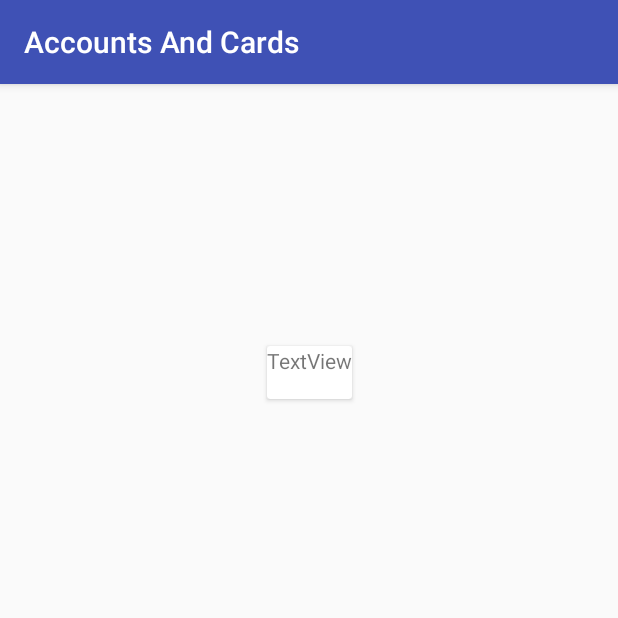
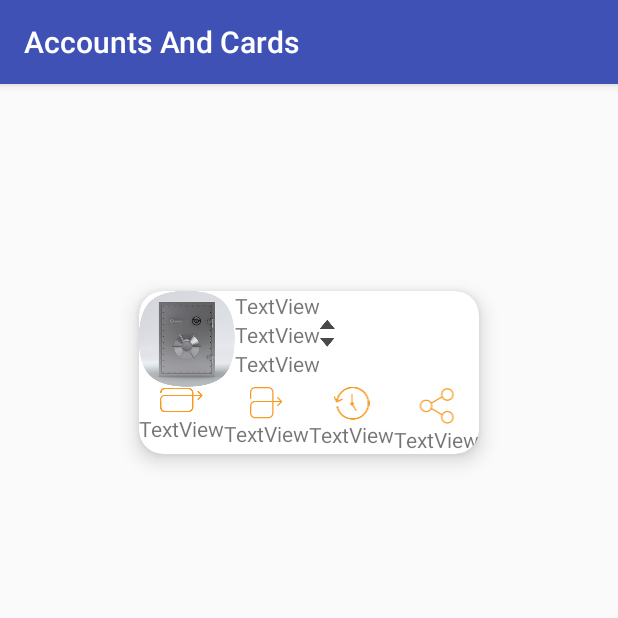
Before and after one commit to kostjagomel/Test-Accounts-And-Cards, an Android app: the fragment PlaceholderFragment shown on its own in the app's theme, on a phone screen of 412 x 824 dp, the top half of it. Run offline under Robolectric (Android 15) with nearby library versions, the phone set to English and light mode, and no system bars; 1 statement that could not run was skipped.

Commit message:
набросок карты

```diff
--- a/app/src/main/java/test/accountsandcards/fragments/PlaceholderFragment.java
+++ b/app/src/main/java/test/accountsandcards/fragments/PlaceholderFragment.java
@@ -30,7 +30,8 @@ public class PlaceholderFragment extends Fragment {
     public static PlaceholderFragment newInstance(int sectionNumber, Card card) {
         PlaceholderFragment fragment = new PlaceholderFragment();
         Bundle args = new Bundle();
-        args.putString(ARG_SECTION_NUMBER, "" + sectionNumber + card);
+        args.putString(ARG_SECTION_NUMBER, card.getCardTitle());
+//        args.putString(ARG_SECTION_NUMBER, "" + sectionNumber + card);
         fragment.setArguments(args);
         return fragment;
     }
@@ -39,8 +40,9 @@ public class PlaceholderFragment extends Fragment {
     public View onCreateView(LayoutInflater inflater, ViewGroup container,
                              Bundle savedInstanceState) {
         View rootView = inflater.inflate(R.layout.fragment_cards, container, false);
-        TextView textView = (TextView) rootView.findViewById(R.id.section_label);
-        textView.setText(getString(R.string.section_format) + getArguments().getString(ARG_SECTION_NUMBER));
+        TextView textView = (TextView) rootView.findViewById(R.id.cardTitleView);
+//        textView.setText(getString(R.string.section_format) + getArguments().getString(ARG_SECTION_NUMBER));
+        textView.setText(getArguments().getString(ARG_SECTION_NUMBER));
         return rootView;
     }
 }
--- /dev/null
+++ b/app/src/main/res/layout/card_layout.xml
@@ -0,0 +1,165 @@
+<?xml version="1.0" encoding="utf-8"?>
+<android.support.v7.widget.CardView xmlns:app="http://schemas.android.com/apk/res-auto"
+    xmlns:android="http://schemas.android.com/apk/res/android"
+    xmlns:tools="http://schemas.android.com/tools"
+    android:id="@+id/cardView"
+    android:layout_width="wrap_content"
+    android:layout_height="wrap_content"
+    android:layout_marginBottom="8dp"
+    android:layout_marginEnd="8dp"
+    android:layout_marginStart="8dp"
+    android:layout_marginTop="8dp"
+    app:cardCornerRadius="@dimen/fab_margin"
+    app:cardElevation="8dp"
+    app:layout_constraintBottom_toBottomOf="parent"
+    app:layout_constraintEnd_toEndOf="parent"
+    app:layout_constraintStart_toStartOf="parent"
+    app:layout_constraintTop_toTopOf="parent"
+    tools:showIn="@layout/fragment_cards">
+
+    <LinearLayout
+        android:layout_width="wrap_content"
+        android:layout_height="wrap_content"
+        android:orientation="vertical">
+
+        <LinearLayout
+            android:layout_width="wrap_content"
+            android:layout_height="wrap_content"
+            android:orientation="horizontal">
+
+            <ImageView
+                android:id="@+id/imageSafe"
+                android:layout_width="wrap_content"
+                android:layout_height="wrap_content"
+                android:contentDescription="TODO"
+                android:src="@drawable/im_safe" />
+
+            <LinearLayout
+                android:layout_width="wrap_content"
+                android:layout_height="wrap_content"
+                android:orientation="vertical">
+
+                <TextView
+                    android:id="@+id/cardTitleView"
+                    android:layout_width="wrap_content"
+                    android:layout_height="wrap_content"
+                    android:text="TextView" />
+
+                <LinearLayout
+                    android:layout_width="wrap_content"
+                    android:layout_height="wrap_content"
+                    android:orientation="horizontal">
+
+                    <TextView
+                        android:id="@+id/text_card_amount"
+                        android:layout_width="wrap_content"
+                        android:layout_height="wrap_content"
+                        android:layout_weight="1"
+                        android:text="TextView" />
+
+                    <ImageView
+                        android:id="@+id/imageChange"
+                        android:layout_width="wrap_content"
+                        android:layout_height="wrap_content"
+                        android:contentDescription="TODO"
+                        android:src="@drawable/ic_change" />
+
+                </LinearLayout>
+
+                <TextView
+                    android:id="@+id/text_card_account_type"
+                    android:layout_width="wrap_content"
+                    android:layout_height="wrap_content"
+                    android:text="TextView" />
+            </LinearLayout>
+        </LinearLayout>
+
+        <LinearLayout
+            android:layout_width="wrap_content"
+            android:layout_height="wrap_content"
+            android:orientation="horizontal">
+
+            <LinearLayout
+                android:layout_width="wrap_content"
+                android:layout_height="wrap_content"
+                android:orientation="vertical">
+
+                <ImageView
+                    android:id="@+id/image_pay_disable"
+                    android:layout_width="match_parent"
+                    android:layout_height="wrap_content"
+                    android:layout_weight="1"
+                    android:src="@drawable/ic_pay_disable" />
+
+                <TextView
+                    android:id="@+id/text_pay_disable"
+                    android:layout_width="match_parent"
+                    android:layout_height="wrap_content"
+                    android:layout_weight="1"
+                    android:text="@string/text_pay_disable" />
+            </LinearLayout>
+
+            <LinearLayout
+                android:layout_width="wrap_content"
+                android:layout_height="wrap_content"
+                android:orientation="vertical">
+
+                <ImageView
+                    android:id="@+id/image_transfer_disable"
+                    android:layout_width="match_parent"
+                    android:layout_height="wrap_content"
+                    android:layout_weight="1"
+                    android:src="@drawable/ic_transfer_disable" />
+
+                <TextView
+                    android:id="@+id/text_transfer_disable"
+                    android:layout_width="match_parent"
+                    android:layout_height="wrap_content"
+                    android:layout_weight="1"
+                    android:text="@string/text_transfer_disable" />
+            </LinearLayout>
+
+            <LinearLayout
+                android:layout_width="wrap_content"
+                android:layout_height="wrap_content"
+                android:orientation="vertical">
+
+                <ImageView
+                    android:id="@+id/image_statement"
+                    android:layout_width="match_parent"
+                    android:layout_height="wrap_content"
+                    android:layout_weight="1"
+                    android:src="@drawable/ic_statement" />
+
+                <TextView
+                    android:id="@+id/text_statement"
+                    android:layout_width="match_parent"
+                    android:layout_height="wrap_content"
+                    android:layout_weight="1"
+                    android:text="@string/text_statement" />
+            </LinearLayout>
+
+            <LinearLayout
+                android:layout_width="wrap_content"
+                android:layout_height="wrap_content"
+                android:orientation="vertical">
+
+                <ImageView
+                    android:id="@+id/image_share"
+                    android:layout_width="match_parent"
+                    android:layout_height="wrap_content"
+                    android:layout_weight="1"
+                    android:src="@drawable/ic_share" />
+
+                <TextView
+                    android:id="@+id/text_share"
+                    android:layout_width="match_parent"
+                    android:layout_height="wrap_content"
+                    android:layout_weight="1"
+                    android:text="@string/text_share" />
+            </LinearLayout>
+
+
+        </LinearLayout>
+    </LinearLayout>
+</android.support.v7.widget.CardView>
--- a/app/src/main/res/layout/fragment_cards.xml
+++ b/app/src/main/res/layout/fragment_cards.xml
@@ -13,42 +13,13 @@
         android:layout_height="match_parent"
         android:layout_weight="1">
 
-        <android.support.v7.widget.CardView
-            android:id="@+id/cardView"
-            android:layout_width="wrap_content"
-            android:layout_height="wrap_content"
-            android:layout_marginBottom="8dp"
-            android:layout_marginEnd="8dp"
-            android:layout_marginStart="8dp"
-            android:layout_marginTop="8dp"
-            app:layout_constraintBottom_toBottomOf="parent"
-            app:layout_constraintEnd_toEndOf="parent"
-            app:layout_constraintStart_toStartOf="parent"
-            app:layout_constraintTop_toTopOf="parent">
-
-            <TextView
-                android:id="@+id/textView"
-                android:layout_width="wrap_content"
-                android:layout_height="wrap_content"
-                android:text="TextView" />
-
-            <TextView
-                android:id="@+id/section_label"
-                android:layout_width="wrap_content"
-                android:layout_height="wrap_content"
-                android:layout_marginTop="@dimen/activity_vertical_margin"
-                app:layout_constraintLeft_toLeftOf="parent"
-                app:layout_constraintTop_toTopOf="@+id/constraintLayout"
-                tools:layout_constraintLeft_creator="1"
-                tools:layout_constraintTop_creator="1" />
-
-        </android.support.v7.widget.CardView>
+        <include layout="@layout/card_layout" />
     </android.support.constraint.ConstraintLayout>
 
     <android.support.v7.widget.RecyclerView
         android:layout_width="match_parent"
         android:layout_height="match_parent"
-        android:layout_weight="1" >
+        android:layout_weight="1">
 
     </android.support.v7.widget.RecyclerView>
 
--- a/app/src/main/res/values/strings.xml
+++ b/app/src/main/res/values/strings.xml
@@ -3,4 +3,8 @@
     <string name="action_settings">Settings</string>
     <string name="section_format">Hello World from section:</string>
     <string name="connection_error">Упс, что-то пошло не так</string>
+    <string name="text_share">TextView</string>
+    <string name="text_statement">TextView</string>
+    <string name="text_transfer_disable">TextView</string>
+    <string name="text_pay_disable">TextView</string>
 </resources>
```
